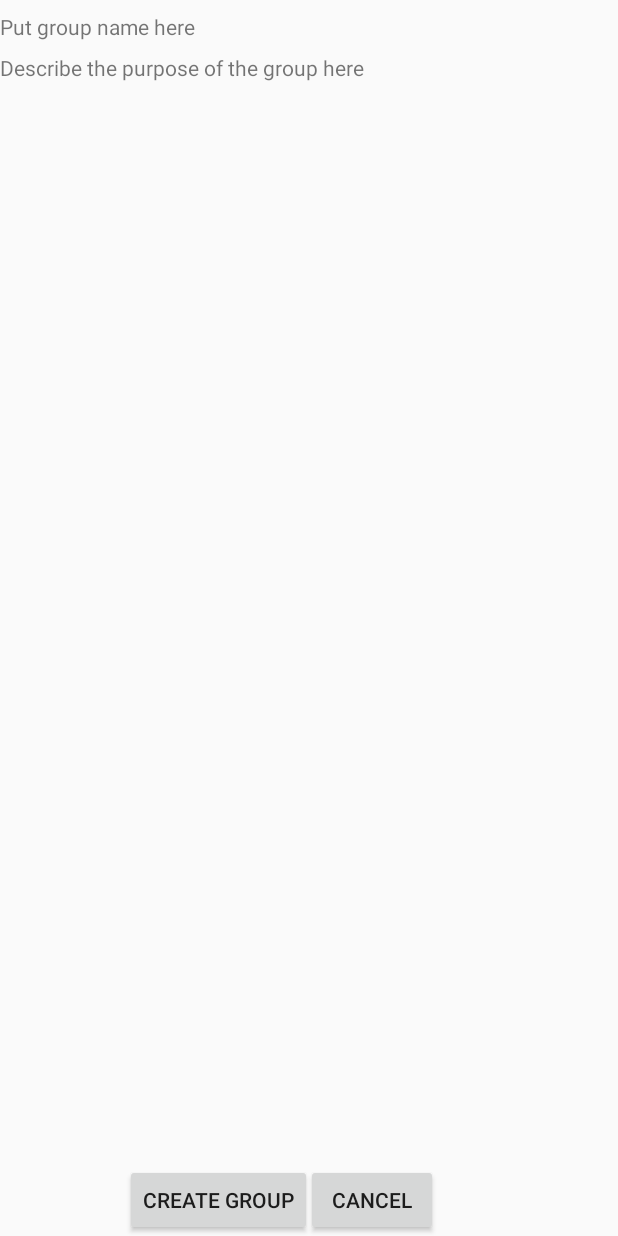
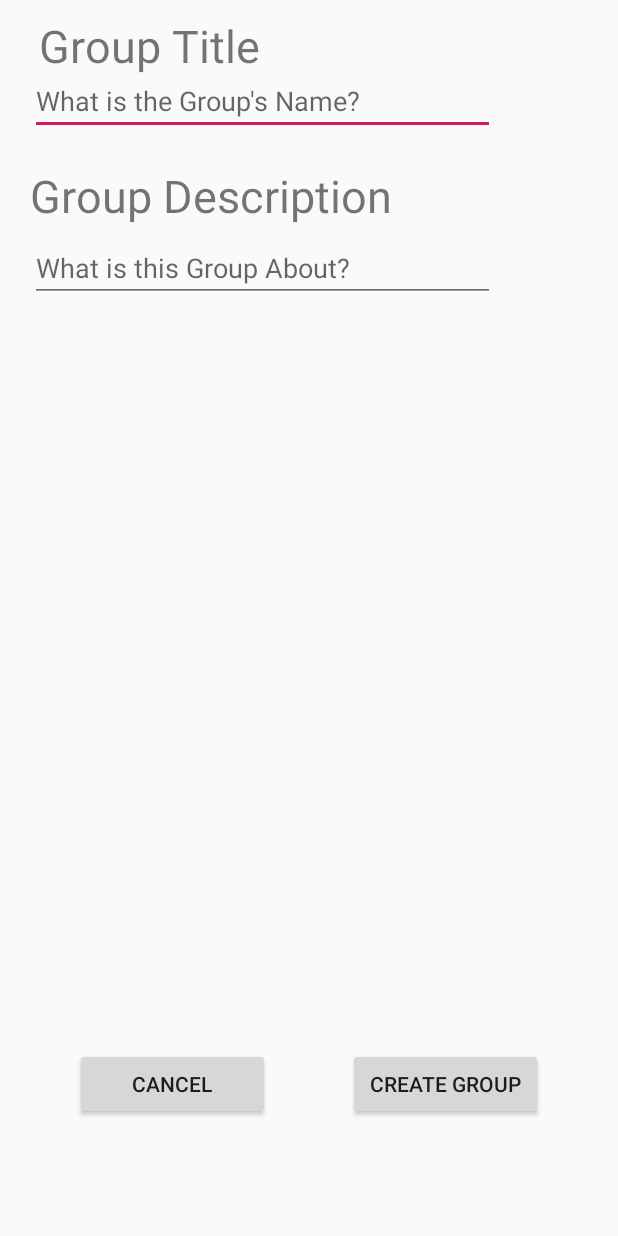
Before and after one commit to Latarax/Bro-Team-App, an Android app: the layout activity_create_new_group.xml on its own in the app's theme, with its tools: preview values and no code run, on a phone screen of 412 x 824 dp. Run offline under Robolectric (Android 15) with nearby library versions, the phone set to English and light mode, and no system bars.

Commit message:
Edited create group xml, working on intent

```diff
--- a/app/src/main/java/android/grouper/broTeam/CreateNewGroup.java
+++ b/app/src/main/java/android/grouper/broTeam/CreateNewGroup.java
@@ -1,8 +1,9 @@
 package android.grouper.broTeam;
 
+import android.content.Intent;
+import android.os.Bundle;
+
 import androidx.appcompat.app.AppCompatActivity;
-
-import android.os.Bundle;
 
 public class CreateNewGroup extends AppCompatActivity {
 
@@ -10,5 +11,6 @@ public class CreateNewGroup extends AppCompatActivity {
     protected void onCreate(Bundle savedInstanceState) {
         super.onCreate(savedInstanceState);
         setContentView(R.layout.activity_create_new_group);
+        Intent intent = getIntent();
     }
 }
--- a/app/src/main/java/android/grouper/broTeam/HomeGroupList.java
+++ b/app/src/main/java/android/grouper/broTeam/HomeGroupList.java
@@ -1,8 +1,10 @@
 package android.grouper.broTeam;
 
+import android.content.Intent;
 import android.os.Bundle;
 import android.util.Log;
 import android.view.View;
+import android.widget.ImageButton;
 import android.widget.ProgressBar;
 
 import androidx.annotation.NonNull;
@@ -41,6 +43,15 @@ public class HomeGroupList extends AppCompatActivity {
         mRecyclerView = findViewById(R.id.myTaskRecyclerView); // get container for cards
         mRecyclerView.setLayoutManager(new LinearLayoutManager(this)); //set layout
         progressBar = findViewById(R.id.progressBar);
+
+        ImageButton createGroupBtn = findViewById(R.id.createGroupBtn);
+        createGroupBtn.setOnClickListener(new View.OnClickListener() {
+            @Override
+            public void onClick(View view) {
+                Intent goToCreateGroup = new Intent(HomeGroupList.this, CreateNewGroup.class);
+                startActivity(goToCreateGroup);
+            }
+        });
 
         getMyList(); // get list of groups from database and make cards in them
         Log.d("test", "Finished getting groups");
--- a/app/src/main/res/layout/activity_create_new_group.xml
+++ b/app/src/main/res/layout/activity_create_new_group.xml
@@ -2,45 +2,72 @@
 <androidx.constraintlayout.widget.ConstraintLayout xmlns:android="http://schemas.android.com/apk/res/android"
     xmlns:app="http://schemas.android.com/apk/res-auto"
     xmlns:tools="http://schemas.android.com/tools"
+    android:id="@+id/Constraint_Layout"
     android:layout_width="match_parent"
     android:layout_height="match_parent"
     tools:context=".CreateNewGroup">
 
+    <Button
+        android:id="@+id/createGroupButton"
+        android:layout_width="130dp"
+        android:layout_height="wrap_content"
+        android:layout_marginEnd="50dp"
+        android:layout_marginBottom="77dp"
+        android:text="Create Group"
+        app:layout_constraintBottom_toBottomOf="parent"
+        app:layout_constraintEnd_toEndOf="parent" />
+
+    <Button
+        android:id="@+id/cancelCreateGroupButton"
+        android:layout_width="130dp"
+        android:layout_height="wrap_content"
+        android:layout_marginStart="50dp"
+        android:layout_marginBottom="77dp"
+        android:text="Cancel"
+        app:layout_constraintBottom_toBottomOf="parent"
+        app:layout_constraintStart_toStartOf="parent" />
+
     <TextView
-        android:id="@+id/groupName"
-        android:layout_width="match_parent"
-        android:layout_height="wrap_content"
-        android:layout_marginTop="8dp"
-        android:text="Put group name here"
+        android:id="@+id/groupNameTitle"
+        android:layout_width="154dp"
+        android:layout_height="40dp"
+        android:layout_marginStart="23dp"
+        android:layout_marginTop="10dp"
+        android:layout_marginEnd="229dp"
+        android:text="Group Title"
+        android:textSize="30sp"
         app:layout_constraintEnd_toEndOf="parent"
         app:layout_constraintStart_toStartOf="parent"
         app:layout_constraintTop_toTopOf="parent" />
 
     <TextView
-        android:id="@+id/groupDescription"
-        android:layout_width="match_parent"
-        android:layout_height="100dp"
-        android:layout_marginTop="8dp"
-        android:text="Describe the purpose of the group here"
-        app:layout_constraintEnd_toEndOf="parent"
-        app:layout_constraintStart_toStartOf="parent"
-        app:layout_constraintTop_toBottomOf="@+id/groupName" />
-
-    <Button
-        android:id="@+id/createGroupButton"
+        android:id="@+id/descriptionTextView"
         android:layout_width="wrap_content"
         android:layout_height="wrap_content"
-        android:text="Create Group"
-        app:layout_constraintBottom_toBottomOf="parent"
-        app:layout_constraintRight_toRightOf="@+id/cancelCreateGroupButton"
-        app:layout_constraintLeft_toLeftOf="parent" />
+        android:layout_marginStart="20dp"
+        android:layout_marginTop="20dp"
+        android:text="Group Description"
+        android:textSize="30sp"
+        app:layout_constraintStart_toStartOf="parent"
+        app:layout_constraintTop_toBottomOf="@+id/groupTitleInput" />
 
-    <Button
-        android:id="@+id/cancelCreateGroupButton"
-        android:layout_width="wrap_content"
+    <com.google.android.material.textfield.TextInputEditText
+        android:id="@+id/groupTitleInput"
+        android:layout_width="310dp"
+        android:layout_height="40dp"
+        android:layout_marginStart="20dp"
+        android:hint="What is the Group's Name?"
+        app:layout_constraintStart_toStartOf="parent"
+        app:layout_constraintTop_toBottomOf="@+id/groupNameTitle" />
+
+    <com.google.android.material.textfield.TextInputEditText
+        android:id="@+id/groupDescriptionInput"
+        android:layout_width="310dp"
         android:layout_height="wrap_content"
-        android:text="Cancel"
-        app:layout_constraintBottom_toBottomOf="parent"
-        app:layout_constraintRight_toRightOf="parent"
-        app:layout_constraintLeft_toLeftOf="@+id/createGroupButton" />
+        android:layout_marginStart="20dp"
+        android:layout_marginTop="5dp"
+        android:hint="What is this Group About?"
+        app:layout_constraintStart_toStartOf="parent"
+        app:layout_constraintTop_toBottomOf="@+id/descriptionTextView" />
+
 </androidx.constraintlayout.widget.ConstraintLayout>
--- a/app/src/main/res/layout/home_group_list.xml
+++ b/app/src/main/res/layout/home_group_list.xml
@@ -13,11 +13,11 @@
         android:layout_marginTop="16dp"
         android:text="Create Group"
         android:textAppearance="@style/TextAppearance.AppCompat.Medium"
-        app:layout_constraintEnd_toStartOf="@+id/imageButton"
+        app:layout_constraintEnd_toStartOf="@+id/createGroupBtn"
         app:layout_constraintTop_toTopOf="parent" />
 
     <ImageButton
-        android:id="@+id/imageButton"
+        android:id="@+id/createGroupBtn"
         android:layout_width="30dp"
         android:layout_height="28dp"
         android:layout_marginTop="16dp"
```
